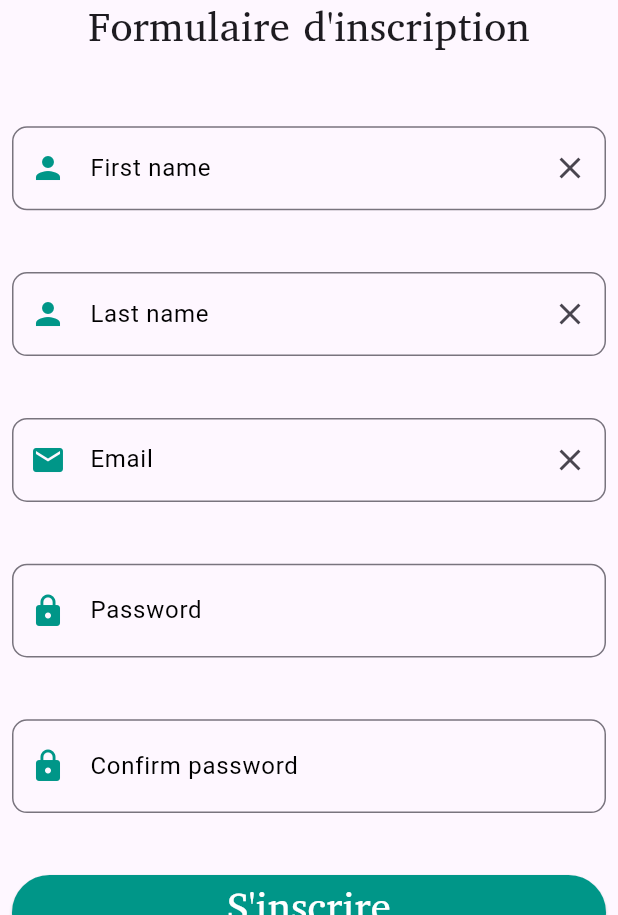
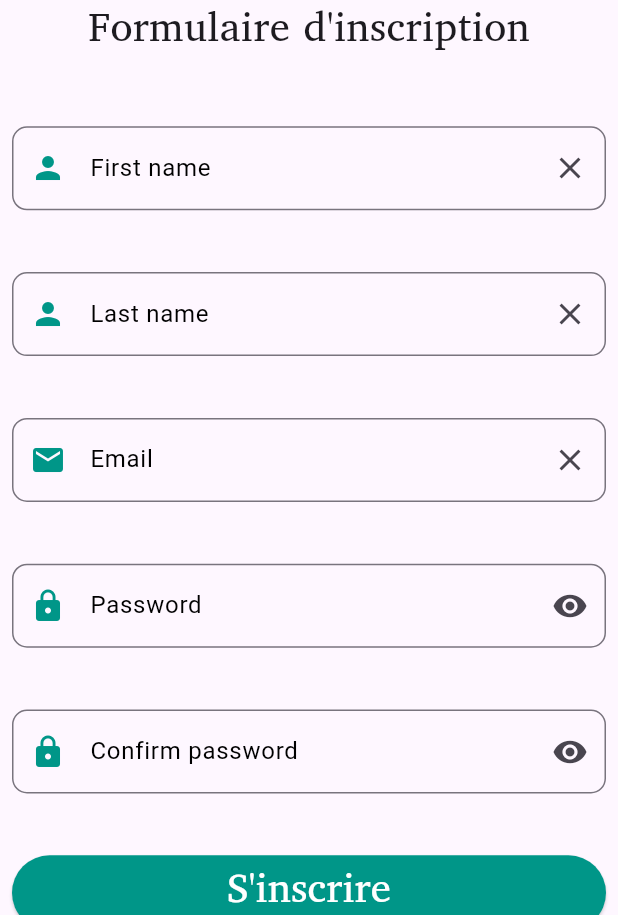
Before and after one commit to cisse410/flutter-course, a Flutter app: the screen it shows after launch, on a phone screen of 412 x 824 dp, the part 321-1236 px from its top. Run offline on Flutter 3.47's test engine with Material 3 defaults, Android fonts, the phone set to English and light mode, and no system bars.

Commit message:
update password field

```diff
--- a/lib/form/password_confimation.dart
+++ b/lib/form/password_confimation.dart
@@ -48,14 +48,14 @@ class _PasswordConfirmationState extends State<PasswordConfirmation> {
           Icons.lock,
           color: Colors.teal,
         ),
-        suffix: InkWell(
+        suffixIcon: InkWell(
             onTap: _togglePasswordView,
             child: Icon(
               _isHidden ? Icons.visibility : Icons.visibility_off,
             )),
       ),
       keyboardType: widget.inputType,
-      obscureText: true,
+      obscureText: _isHidden,
       onChanged: (value) {
         setState(() {
           password = value;
--- a/lib/form/password_field.dart
+++ b/lib/form/password_field.dart
@@ -48,14 +48,13 @@ class _PasswordFieldState extends State<PasswordField> {
           Icons.lock,
           color: Colors.teal,
         ),
-        suffix: InkWell(
-            onTap: _togglePasswordView,
-            child: Icon(
-              _isHidden ? Icons.visibility : Icons.visibility_off,
-            )),
+        suffixIcon: IconButton(
+          onPressed: _togglePasswordView,
+          icon: Icon(_isHidden ? Icons.visibility : Icons.visibility_off)
+        ),
       ),
       keyboardType: widget.inputType,
-      obscureText: true,
+      obscureText: _isHidden,
       onChanged: (value) {
         setState(() {
           password = value;
--- a/pubspec.yaml
+++ b/pubspec.yaml
@@ -35,6 +35,7 @@ dependencies:
   # Use with the CupertinoIcons class for iOS style icons.
   cupertino_icons: ^1.0.2
   google_fonts: ^6.1.0
+  provider: ^6.1.2
 
 dev_dependencies:
   flutter_test:
```
Also changed, not shown: pubspec.lock.
